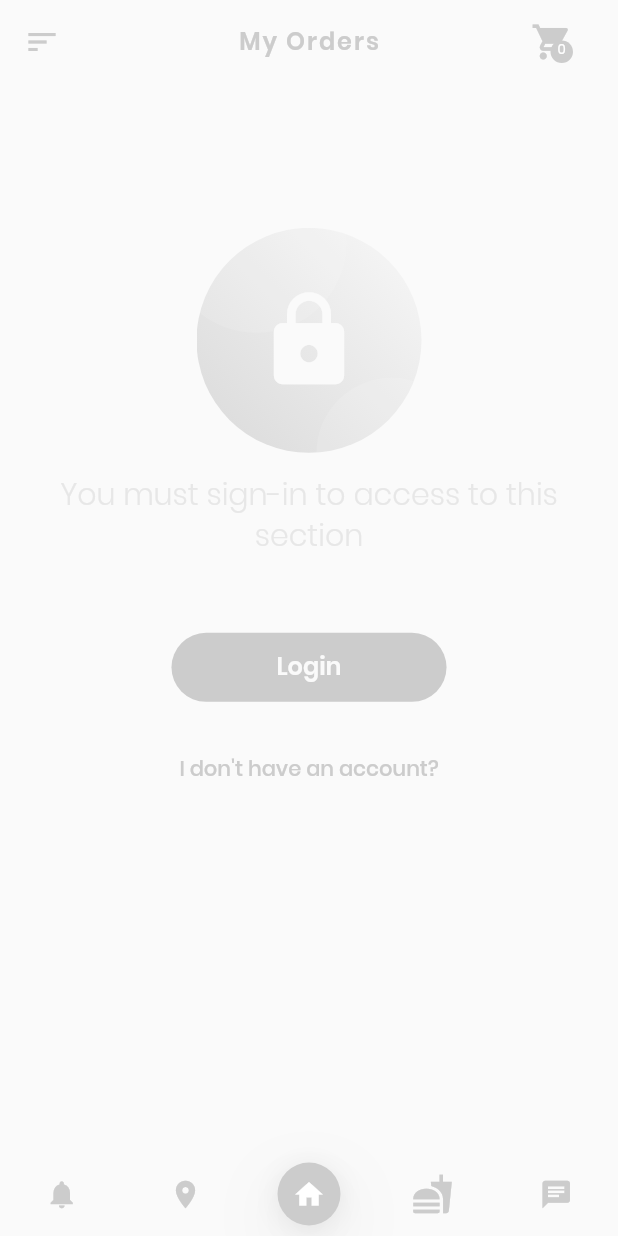
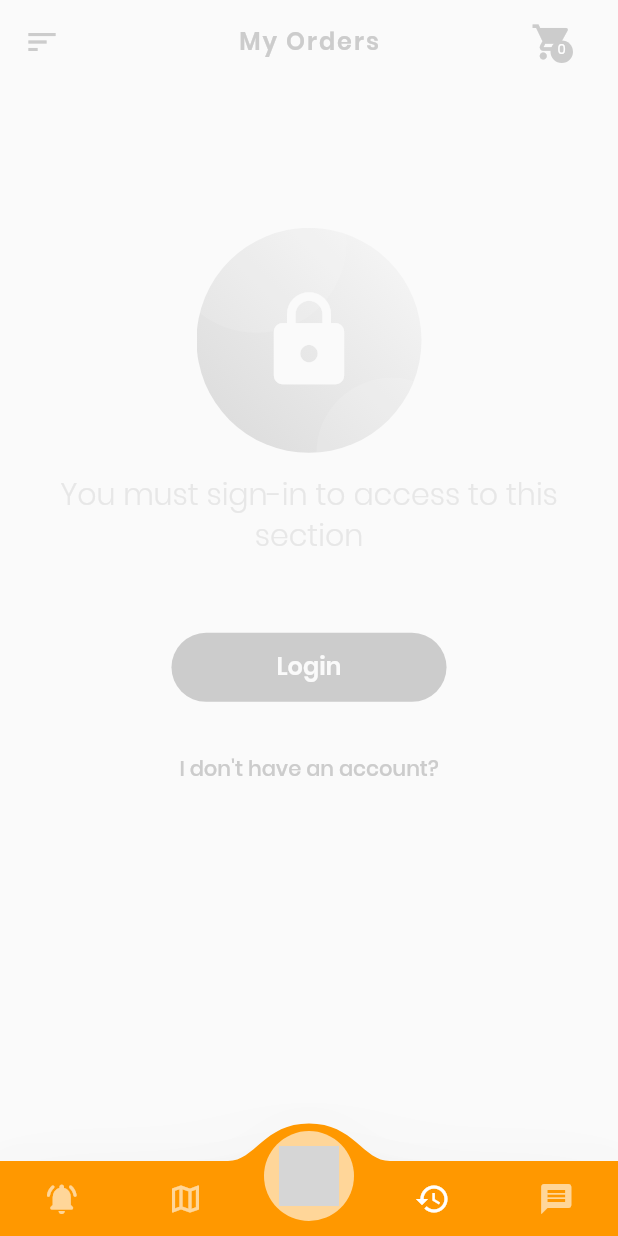
Before and after one commit to kadirbelkuyu/flutterShop, a Flutter app: the PagesWidget screen opened by its route, item 4 of the bottom bar chosen, on a phone screen of 412 x 824 dp. Run offline on Flutter 3.47's test engine with Material 2 defaults, Android fonts, the phone set to English and light mode, and no system bars; drawn by our look-alikes of convex_bottom_bar; our stand-ins replace cached_network_image, carousel_slider, cloud_firestore, firebase_auth, firebase_core, firebase_messaging and 8 more; missing offline and left inert: global_configuration, google_map_location_picker; accounts and stored records are empty; network calls fail; project files that could hold a hidden picture were left out; grey boxes are pictures that could not be loaded.

Commit message:
bottomnavigator ve target sdk

```diff
--- a/flutter_application/lib/src/pages/pages.dart
+++ b/flutter_application/lib/src/pages/pages.dart
@@ -9,6 +9,7 @@ import '../pages/map.dart';
 import '../pages/notifications.dart';
 import '../pages/orders.dart';
 import 'messages.dart';
+import 'package:convex_bottom_bar/convex_bottom_bar.dart';
 
 // ignore: must_be_immutable
 class PagesWidget extends StatefulWidget {
@@ -74,7 +75,7 @@ class _PagesWidgetState extends State<PagesWidget> {
 
   @override
   Widget build(BuildContext context) {
-    return WillPopScope(
+ return WillPopScope(
       onWillPop: Helper.of(context).onWillPop,
       child: Scaffold(
         key: widget.scaffoldKey,
@@ -83,56 +84,74 @@ class _PagesWidgetState extends State<PagesWidget> {
           Navigator.of(context).pushReplacementNamed('/Pages', arguments: widget.currentTab);
         }),
         body: widget.currentPage,
-        bottomNavigationBar: BottomNavigationBar(
-          type: BottomNavigationBarType.fixed,
-          selectedItemColor: Theme.of(context).accentColor,
-          selectedFontSize: 0,
-          unselectedFontSize: 0,
-          iconSize: 22,
-          elevation: 0,
-          backgroundColor: Colors.transparent,
-          selectedIconTheme: IconThemeData(size: 28),
-          unselectedItemColor: Theme.of(context).focusColor.withOpacity(1),
-          currentIndex: widget.currentTab,
+        bottomNavigationBar: ConvexAppBar(
+
+
+
+
+          style: TabStyle.fixedCircle,
+
+
+          // selectedItemColor: Theme.of(context).accentColor,
+        //  selectedFontSize: 0,
+          //unselectedFontSize: 0,
+          //iconSize: 22,
+          //elevation: 0,
+          backgroundColor: Colors.orange,
+
+        //  selectedIconTheme: IconThemeData(size: 28),
+         // unselectedItemColor: Theme.of(context).focusColor.withOpacity(1),
+         // currentIndex: widget.currentTab,
+
           onTap: (int i) {
             this._selectTab(i);
           },
+          elevation: 25,
           // this will be set when a new tab is tapped
+          // items: [
+          //   BottomNavigationBarItem(
+          //     icon: Icon(Icons.notifications),
+          //     label: '',
+          //   ),
+          //   BottomNavigationBarItem(
+          //     icon: Icon(Icons.location_on),
+          //     label: '',
+          //   ),
+          //   BottomNavigationBarItem(
+          //       label: '',
+          //       icon: Container(
+          //         width: 42,
+          //         height: 42,
+          //         decoration: BoxDecoration(
+          //           color: Theme.of(context).accentColor,
+          //           borderRadius: BorderRadius.all(
+          //             Radius.circular(50),
+          //           ),
+          //           boxShadow: [
+          //             BoxShadow(color: Theme.of(context).accentColor.withOpacity(0.4), blurRadius: 40, offset: Offset(0, 15)),
+          //             BoxShadow(color: Theme.of(context).accentColor.withOpacity(0.4), blurRadius: 13, offset: Offset(0, 3))
+          //           ],
+          //         ),
+          //         child: new Icon(Icons.home, color: Theme.of(context).primaryColor),
+          //       )),
+          //   BottomNavigationBarItem(
+          //     icon: new Icon(Icons.fastfood),
+          //     label: '',
+          //   ),
+          //   BottomNavigationBarItem(
+          //     icon: new Icon(Icons.chat),
+          //     label: '',
+          //   ),
+          // ],
+
           items: [
-            BottomNavigationBarItem(
-              icon: Icon(Icons.notifications),
-              label: '',
-            ),
-            BottomNavigationBarItem(
-              icon: Icon(Icons.location_on),
-              label: '',
-            ),
-            BottomNavigationBarItem(
-                label: '',
-                icon: Container(
-                  width: 42,
-                  height: 42,
-                  decoration: BoxDecoration(
-                    color: Theme.of(context).accentColor,
-                    borderRadius: BorderRadius.all(
-                      Radius.circular(50),
-                    ),
-                    boxShadow: [
-                      BoxShadow(color: Theme.of(context).accentColor.withOpacity(0.4), blurRadius: 40, offset: Offset(0, 15)),
-                      BoxShadow(color: Theme.of(context).accentColor.withOpacity(0.4), blurRadius: 13, offset: Offset(0, 3))
-                    ],
-                  ),
-                  child: new Icon(Icons.home, color: Theme.of(context).primaryColor),
-                )),
-            BottomNavigationBarItem(
-              icon: new Icon(Icons.fastfood),
-              label: '',
-            ),
-            BottomNavigationBarItem(
-              icon: new Icon(Icons.chat),
-              label: '',
-            ),
+            TabItem(icon: Icons.notifications_active_rounded, title: ''),
+            TabItem(icon: Icons.map_outlined, title: ''),
+            TabItem(icon: Image.network('http://api1.anamoly.se/public/storage/app/public/437/2021-06-25-15.54.41.jpg'), title: ''),
+            TabItem(icon: Icons.history, title: ''),
+            TabItem(icon: Icons.message, title: ''),
           ],
+
         ),
       ),
     );
--- a/flutter_application/pubspec.yaml
+++ b/flutter_application/pubspec.yaml
@@ -37,6 +37,7 @@ dependencies:
   flutter_html: 1.0.2
   flutter_svg: 0.18.1
   location: 3.0.2
+  convex_bottom_bar: ^1.4.0
   webview_flutter: 0.3.24
   url_launcher: 5.7.7
   firebase_messaging: 7.0.3
```
Also changed, not shown: flutter_application/lib/generated/l10n.dart, 2 other files.
